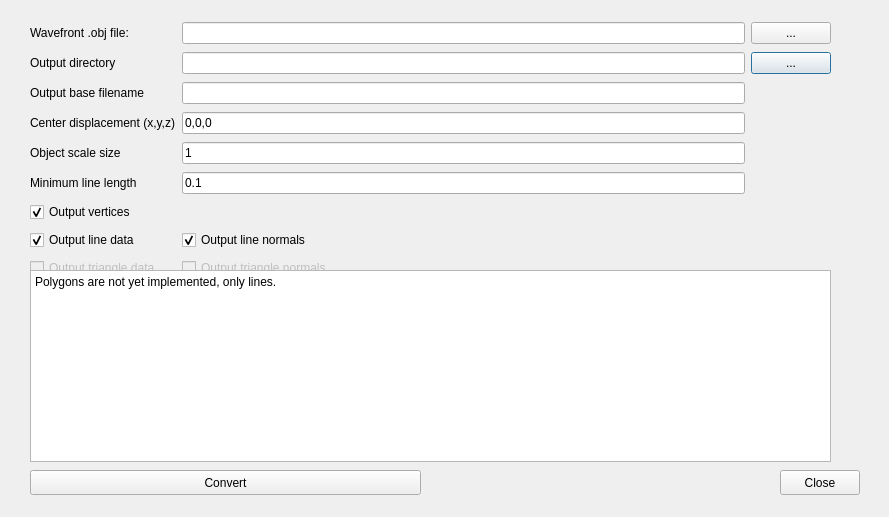
First picture: the form in source/dialogexport3d.ui, repository leuat/TRSE, before the edit.
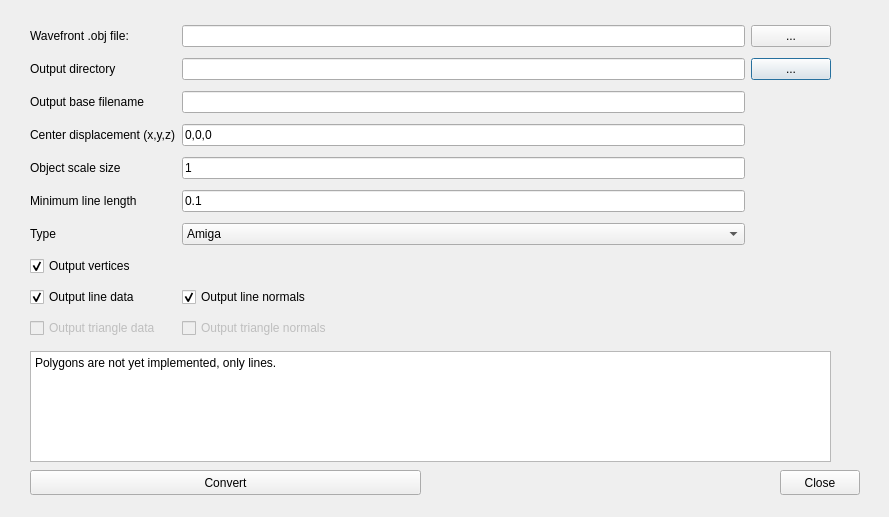
Second picture: the form after the edit.

```diff
--- a/source/dialogexport3d.ui
+++ b/source/dialogexport3d.ui
@@ -19,40 +19,10 @@
      <x>30</x>
      <y>20</y>
      <width>801</width>
-     <height>269</height>
+     <height>323</height>
     </rect>
    </property>
    <layout class="QGridLayout" name="gridLayout">
-    <item row="4" column="0">
-     <widget class="QLabel" name="label_5">
-      <property name="text">
-       <string>Object scale size</string>
-      </property>
-     </widget>
-    </item>
-    <item row="8" column="0">
-     <widget class="QCheckBox" name="chkLineData">
-      <property name="text">
-       <string>Output line data</string>
-      </property>
-      <property name="checked">
-       <bool>true</bool>
-      </property>
-     </widget>
-    </item>
-    <item row="0" column="0">
-     <widget class="QLabel" name="label">
-      <property name="text">
-       <string>Wavefront .obj file:</string>
-      </property>
-     </widget>
-    </item>
-    <item row="0" column="1">
-     <widget class="QLineEdit" name="leInput"/>
-    </item>
-    <item row="1" column="1">
-     <widget class="QLineEdit" name="leOutputDir"/>
-    </item>
     <item row="3" column="0">
      <widget class="QLabel" name="label_4">
       <property name="text">
@@ -60,13 +30,17 @@
       </property>
      </widget>
     </item>
-    <item row="10" column="0">
-     <widget class="QCheckBox" name="chkTriangleData">
-      <property name="enabled">
-       <bool>false</bool>
+    <item row="3" column="1">
+     <widget class="QLineEdit" name="leVecDisp">
+      <property name="text">
+       <string>0,0,0</string>
       </property>
+     </widget>
+    </item>
+    <item row="4" column="0">
+     <widget class="QLabel" name="label_5">
       <property name="text">
-       <string>Output triangle data</string>
+       <string>Object scale size</string>
       </property>
      </widget>
     </item>
@@ -77,16 +51,6 @@
       </property>
      </widget>
     </item>
-    <item row="8" column="1">
-     <widget class="QCheckBox" name="chkLineNormals">
-      <property name="text">
-       <string>Output line normals</string>
-      </property>
-      <property name="checked">
-       <bool>true</bool>
-      </property>
-     </widget>
-    </item>
     <item row="1" column="2">
      <widget class="QPushButton" name="pushButton_3">
       <property name="text">
@@ -94,32 +58,28 @@
       </property>
      </widget>
     </item>
-    <item row="0" column="2">
-     <widget class="QPushButton" name="pushButton_2">
-      <property name="text">
-       <string>...</string>
-      </property>
-     </widget>
-    </item>
-    <item row="3" column="1">
-     <widget class="QLineEdit" name="leVecDisp">
-      <property name="text">
-       <string>0,0,0</string>
-      </property>
-     </widget>
+    <item row="1" column="1">
+     <widget class="QLineEdit" name="leOutputDir"/>
     </item>
     <item row="10" column="1">
-     <widget class="QCheckBox" name="chkTriangleNormals">
-      <property name="enabled">
-       <bool>false</bool>
-      </property>
+     <widget class="QCheckBox" name="chkLineNormals">
       <property name="text">
-       <string>Output triangle normals</string>
+       <string>Output line normals</string>
       </property>
+      <property name="checked">
+       <bool>true</bool>
+      </property>
      </widget>
     </item>
-    <item row="2" column="1">
-     <widget class="QLineEdit" name="leOutput"/>
+    <item row="0" column="1">
+     <widget class="QLineEdit" name="leInput"/>
+    </item>
+    <item row="5" column="1">
+     <widget class="QLineEdit" name="leMinLineLength">
+      <property name="text">
+       <string>0.1</string>
+      </property>
+     </widget>
     </item>
     <item row="2" column="0">
      <widget class="QLabel" name="label_3">
@@ -128,13 +88,20 @@
       </property>
      </widget>
     </item>
-    <item row="7" column="0">
-     <widget class="QCheckBox" name="chkVertices">
+    <item row="0" column="0">
+     <widget class="QLabel" name="label">
       <property name="text">
-       <string>Output vertices</string>
+       <string>Wavefront .obj file:</string>
       </property>
-      <property name="checked">
-       <bool>true</bool>
+     </widget>
+    </item>
+    <item row="12" column="0">
+     <widget class="QCheckBox" name="chkTriangleData">
+      <property name="enabled">
+       <bool>false</bool>
+      </property>
+      <property name="text">
+       <string>Output triangle data</string>
       </property>
      </widget>
     </item>
@@ -145,6 +112,26 @@
       </property>
      </widget>
     </item>
+    <item row="8" column="0">
+     <widget class="QCheckBox" name="chkVertices">
+      <property name="text">
+       <string>Output vertices</string>
+      </property>
+      <property name="checked">
+       <bool>true</bool>
+      </property>
+     </widget>
+    </item>
+    <item row="12" column="1">
+     <widget class="QCheckBox" name="chkTriangleNormals">
+      <property name="enabled">
+       <bool>false</bool>
+      </property>
+      <property name="text">
+       <string>Output triangle normals</string>
+      </property>
+     </widget>
+    </item>
     <item row="5" column="0">
      <widget class="QLabel" name="label_6">
       <property name="text">
@@ -152,13 +139,47 @@
       </property>
      </widget>
     </item>
-    <item row="5" column="1">
-     <widget class="QLineEdit" name="leMinLineLength">
+    <item row="0" column="2">
+     <widget class="QPushButton" name="pushButton_2">
       <property name="text">
-       <string>0.1</string>
+       <string>...</string>
       </property>
      </widget>
     </item>
+    <item row="10" column="0">
+     <widget class="QCheckBox" name="chkLineData">
+      <property name="text">
+       <string>Output line data</string>
+      </property>
+      <property name="checked">
+       <bool>true</bool>
+      </property>
+     </widget>
+    </item>
+    <item row="2" column="1">
+     <widget class="QLineEdit" name="leOutput"/>
+    </item>
+    <item row="6" column="0">
+     <widget class="QLabel" name="label_7">
+      <property name="text">
+       <string>Type</string>
+      </property>
+     </widget>
+    </item>
+    <item row="6" column="1">
+     <widget class="QComboBox" name="comboBox">
+      <item>
+       <property name="text">
+        <string>Amiga</string>
+       </property>
+      </item>
+      <item>
+       <property name="text">
+        <string>Lua</string>
+       </property>
+      </item>
+     </widget>
+    </item>
    </layout>
   </widget>
   <widget class="QPushButton" name="pushButton">
@@ -191,9 +212,9 @@
    <property name="geometry">
     <rect>
      <x>30</x>
-     <y>270</y>
+     <y>351</y>
      <width>801</width>
-     <height>192</height>
+     <height>111</height>
     </rect>
    </property>
    <property name="html">
```
